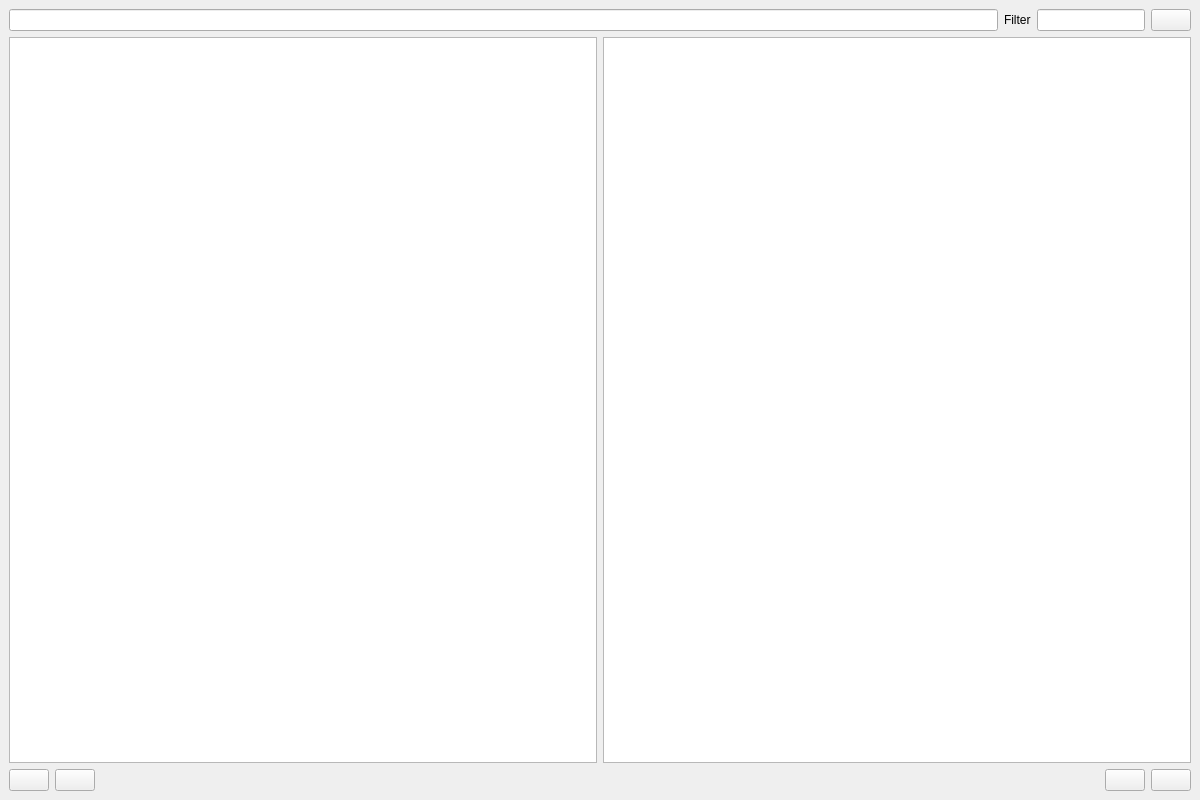
First picture: the form in FoldersRename.ui, repository doubsman/FolderRename, before the edit.
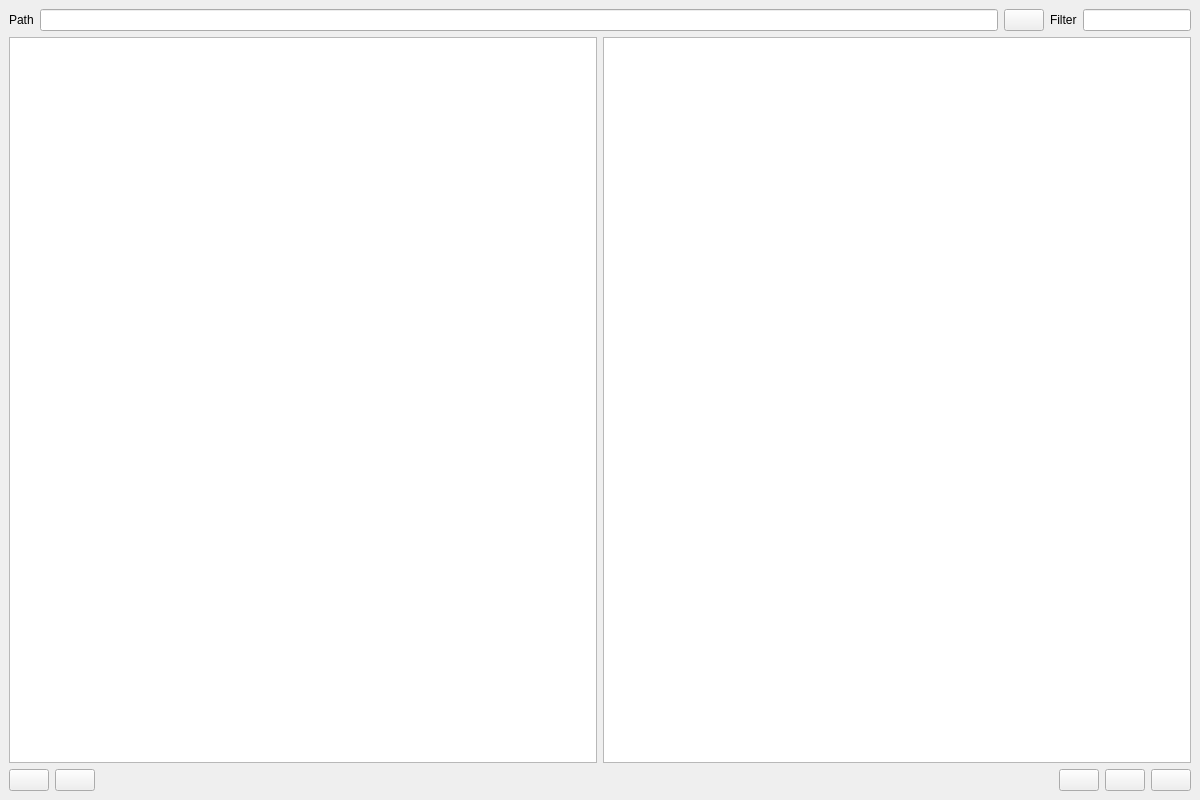
Second picture: the form after the edit.

Commit message: 0.94 add button cancel action, add synthax pos(number:string)

Diff of the .ui file:
```diff
--- a/FoldersRename.ui
+++ b/FoldersRename.ui
@@ -20,9 +20,23 @@
    <layout class="QVBoxLayout" name="verticalLayout_3">
     <item>
      <layout class="QHBoxLayout" name="horizontalLayout">
+      <item>
+       <widget class="QLabel" name="lab_pathfolder">
+        <property name="text">
+         <string>Path</string>
+        </property>
+       </widget>
+      </item>
       <item>
        <widget class="QLineEdit" name="lin_pathfolder"/>
       </item>
+      <item>
+       <widget class="QPushButton" name="btn_selectfolder">
+        <property name="text">
+         <string/>
+        </property>
+       </widget>
+      </item>
       <item>
        <widget class="QLabel" name="label">
         <property name="text">
@@ -40,13 +54,6 @@
         </property>
        </widget>
       </item>
-      <item>
-       <widget class="QPushButton" name="btn_selectfolder">
-        <property name="text">
-         <string/>
-        </property>
-       </widget>
-      </item>
      </layout>
     </item>
     <item>
@@ -88,6 +95,13 @@
         </property>
        </spacer>
       </item>
+      <item>
+       <widget class="QPushButton" name="btn_cancel">
+        <property name="text">
+         <string/>
+        </property>
+       </widget>
+      </item>
       <item>
        <widget class="QPushButton" name="btn_test">
         <property name="text">
```
The commit also changes 7 other files.
